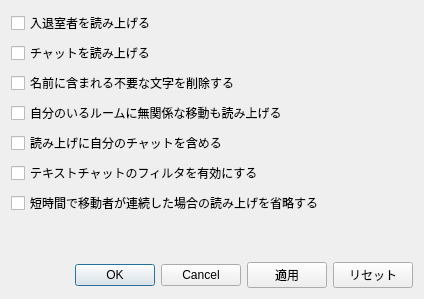
chirimenmonster/ts3plugins, file nyushitsu/src/ui/settingsdialog.ui: the form before one commit.
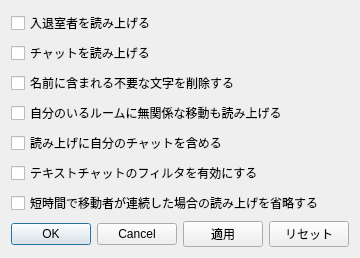
The form after the commit.

```diff
--- a/nyushitsu/src/ui/settingsdialog.ui
+++ b/nyushitsu/src/ui/settingsdialog.ui
@@ -6,8 +6,8 @@
    <rect>
     <x>0</x>
     <y>0</y>
-    <width>424</width>
-    <height>299</height>
+    <width>344</width>
+    <height>205</height>
    </rect>
   </property>
   <property name="windowTitle">
```
